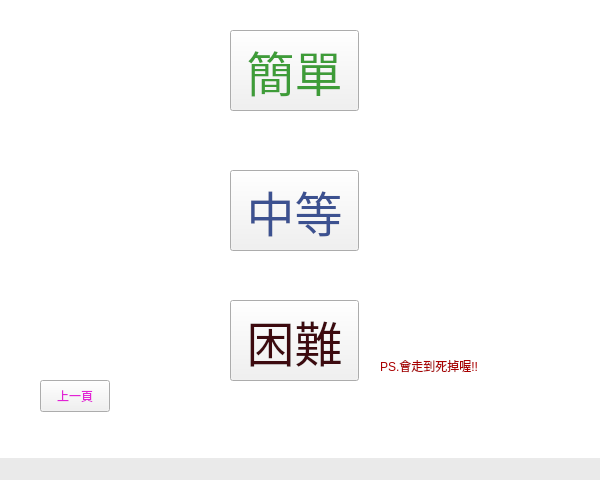
Above: MazeMap/mainwindow.ui from Nch000001/OOP-Maze before the change. Below: the same form after it.
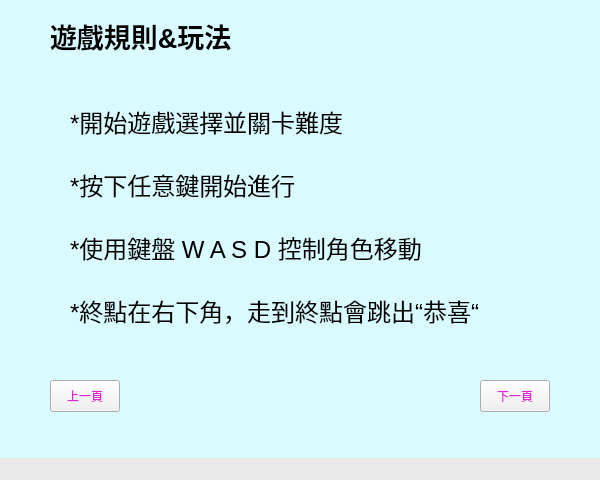
That is the form after the change. The open tabs and pages were chosen to show the change. Icons and pictures are not drawn.

Commit message: 新增遊戲說明畫面

What changed in the file:
```diff
--- a/MazeMap/mainwindow.ui
+++ b/MazeMap/mainwindow.ui
@@ -138,12 +138,128 @@
     </widget>
     <widget class="QWidget" name="page_2">
      <property name="styleSheet">
-      <string notr="true">background-color: rgb(255, 255, 255);</string>
+      <string notr="true">background-color: rgb(217, 250, 255);</string>
      </property>
      <widget class="QPushButton" name="pushButton_lastPage">
       <property name="geometry">
        <rect>
-        <x>40</x>
+        <x>50</x>
+        <y>400</y>
+        <width>70</width>
+        <height>32</height>
+       </rect>
+      </property>
+      <property name="styleSheet">
+       <string notr="true">color: rgb(226, 34, 213);
+background-color: rgb(241, 241, 241);</string>
+      </property>
+      <property name="text">
+       <string>上一頁</string>
+      </property>
+     </widget>
+     <widget class="QPushButton" name="pushButton_nextPage">
+      <property name="geometry">
+       <rect>
+        <x>480</x>
+        <y>400</y>
+        <width>70</width>
+        <height>32</height>
+       </rect>
+      </property>
+      <property name="styleSheet">
+       <string notr="true">color: rgb(226, 34, 213);
+background-color: rgb(241, 241, 241);</string>
+      </property>
+      <property name="text">
+       <string>下一頁</string>
+      </property>
+     </widget>
+     <widget class="QLabel" name="label_3">
+      <property name="geometry">
+       <rect>
+        <x>50</x>
+        <y>30</y>
+        <width>291</width>
+        <height>51</height>
+       </rect>
+      </property>
+      <property name="font">
+       <font>
+        <pointsize>20</pointsize>
+        <bold>true</bold>
+       </font>
+      </property>
+      <property name="styleSheet">
+       <string notr="true">
+color: rgb(0, 0, 0);</string>
+      </property>
+      <property name="text">
+       <string>遊戲規則&amp;玩法</string>
+      </property>
+     </widget>
+     <widget class="QLabel" name="label_4">
+      <property name="geometry">
+       <rect>
+        <x>70</x>
+        <y>100</y>
+        <width>521</width>
+        <height>271</height>
+       </rect>
+      </property>
+      <property name="font">
+       <font>
+        <pointsize>18</pointsize>
+       </font>
+      </property>
+      <property name="styleSheet">
+       <string notr="true">color: rgb(0, 0, 0);
+</string>
+      </property>
+      <property name="text">
+       <string>*開始遊戲選擇並關卡難度
+
+*按下任意鍵開始進行
+
+*使用鍵盤 W A S D 控制角色移動
+
+*終點在右下角，走到終點會跳出“恭喜“</string>
+      </property>
+     </widget>
+     <widget class="QLabel" name="label_5">
+      <property name="geometry">
+       <rect>
+        <x>420</x>
+        <y>110</y>
+        <width>131</width>
+        <height>121</height>
+       </rect>
+      </property>
+      <property name="font">
+       <font>
+        <pointsize>18</pointsize>
+       </font>
+      </property>
+      <property name="styleSheet">
+       <string notr="true">image: url(:/images/images/player.png);</string>
+      </property>
+      <property name="text">
+       <string/>
+      </property>
+     </widget>
+     <zorder>pushButton_nextPage</zorder>
+     <zorder>pushButton_lastPage</zorder>
+     <zorder>label_3</zorder>
+     <zorder>label_4</zorder>
+     <zorder>label_5</zorder>
+    </widget>
+    <widget class="QWidget" name="page_3">
+     <property name="styleSheet">
+      <string notr="true">background-color: rgb(255, 255, 255);</string>
+     </property>
+     <widget class="QPushButton" name="pushButton_lastPage2">
+      <property name="geometry">
+       <rect>
+        <x>50</x>
         <y>400</y>
         <width>70</width>
         <height>32</height>
@@ -161,7 +277,7 @@
       <property name="geometry">
        <rect>
         <x>230</x>
-        <y>50</y>
+        <y>70</y>
         <width>129</width>
         <height>81</height>
        </rect>
@@ -184,7 +300,7 @@
       <property name="geometry">
        <rect>
         <x>230</x>
-        <y>190</y>
+        <y>200</y>
         <width>129</width>
         <height>81</height>
        </rect>
@@ -203,11 +319,11 @@
        <string>中等</string>
       </property>
      </widget>
-     <widget class="QPushButton" name="pushButton_difficulty">
+     <widget class="QPushButton" name="pushButton_difficulty_2">
       <property name="geometry">
        <rect>
         <x>230</x>
-        <y>320</y>
+        <y>340</y>
         <width>129</width>
         <height>81</height>
        </rect>
@@ -226,7 +342,7 @@
        <string>困難</string>
       </property>
      </widget>
-     <widget class="QLabel" name="label">
+     <widget class="QLabel" name="label_2">
       <property name="geometry">
        <rect>
         <x>380</x>
@@ -239,7 +355,7 @@
        <string notr="true">color: rgb(170, 0, 0);</string>
       </property>
       <property name="text">
-       <string>PS.會走到死掉喔!!</string>
+       <string>PS.會走到累死喔!!</string>
       </property>
      </widget>
     </widget>
```
Left out of the diff: 7 changed lines with no effect on the pictures. The commit also changes 4 other files.
